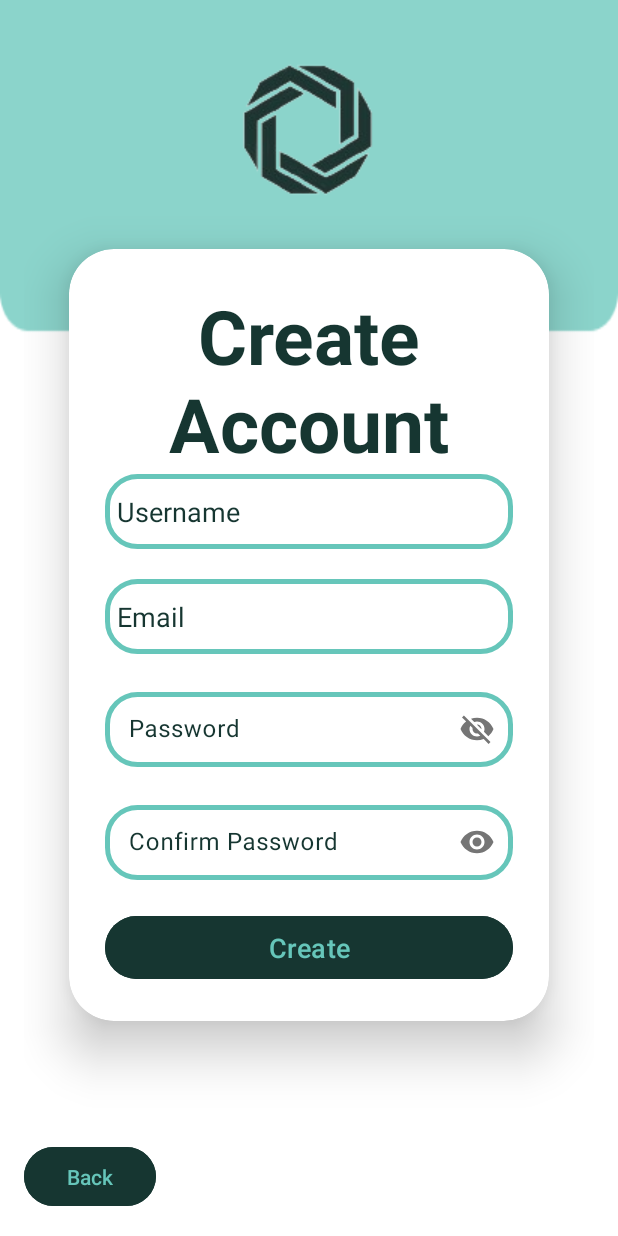
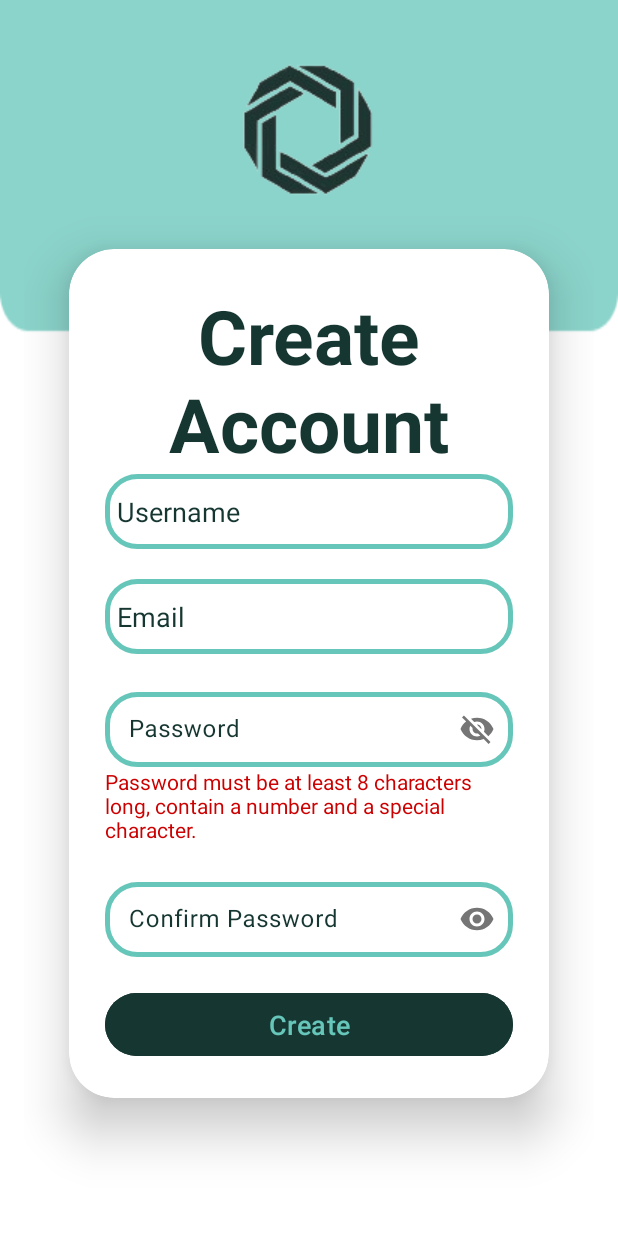
Before and after one commit to chessman25/Invento, an Android app: the MainActivity3 screen opened directly, with no data from a screen before it, after a tap on an icon or button, on a phone screen of 412 x 824 dp. Run offline under Robolectric (Android 15) with nearby library versions, the phone set to English and light mode, and no system bars.

Commit message:
Final Commit

```diff
--- a/app/src/main/java/com/example/inventoryorganizer/MainActivity3.java
+++ b/app/src/main/java/com/example/inventoryorganizer/MainActivity3.java
@@ -5,11 +5,22 @@ import android.os.Bundle;
 import androidx.activity.EdgeToEdge;
 import androidx.appcompat.app.AppCompatActivity;
 
+import android.text.Editable;
+import android.text.TextWatcher;
 import android.view.View;
 import android.widget.Button;
 import android.content.Intent;
+import android.widget.EditText;
+import android.widget.TextView;
 
 public class MainActivity3 extends AppCompatActivity {
+    private EditText etPassword;
+    private EditText etEmail;
+    private EditText etConfirmPassword;
+    private TextView tvConfirmPasswordWarning;
+    private TextView tvPasswordWarning;
+    private TextView tvEmailWarning;
+
 
     @Override
     protected void onCreate(Bundle savedInstanceState) {
@@ -19,6 +30,67 @@ public class MainActivity3 extends AppCompatActivity {
 
         Button backButton = findViewById(R.id.backBtn);
         Button confirmButton = findViewById(R.id.cBtn);
+
+        etEmail = findViewById(R.id.email);
+        etPassword = findViewById(R.id.pass);
+        tvPasswordWarning = findViewById(R.id.tv_password_warning);
+        tvEmailWarning = findViewById(R.id.tv_email_warning);
+        etConfirmPassword = findViewById(R.id.confirmPassword);
+        tvConfirmPasswordWarning = findViewById(R.id.tv_confirm_password_warning);
+
+        etEmail.addTextChangedListener(new TextWatcher() {
+            @Override
+            public void beforeTextChanged(CharSequence s, int start, int count, int after) {
+                // Not used
+            }
+
+            @Override
+            public void onTextChanged(CharSequence s, int start, int before, int count) {
+                validateEmail(s.toString());
+            }
+
+            @Override
+            public void afterTextChanged(Editable s) {
+                // Not used
+            }
+        });
+
+        etPassword.addTextChangedListener(new TextWatcher() {
+            @Override
+            public void beforeTextChanged(CharSequence s, int start, int count, int after) {
+                // Not used
+            }
+
+            @Override
+            public void onTextChanged(CharSequence s, int start, int before, int count) {
+                validatePassword(s.toString());
+                validateConfirmPassword(etPassword.getText().toString(), etConfirmPassword.getText().toString());
+            }
+
+            @Override
+            public void afterTextChanged(Editable s) {
+                // Not used
+            }
+        });
+        etConfirmPassword.addTextChangedListener(new TextWatcher() {
+            @Override
+            public void beforeTextChanged(CharSequence s, int start, int count, int after) {
+                // Not used
+            }
+
+            @Override
+            public void onTextChanged(CharSequence s, int start, int before, int count) {
+                validateConfirmPassword(etPassword.getText().toString(), s.toString());
+            }
+
+            @Override
+            public void afterTextChanged(Editable s) {
+                // Not used
+            }
+        });
+
+
+
 
         backButton.setOnClickListener(new View.OnClickListener(){
             @Override
@@ -36,4 +108,25 @@ public class MainActivity3 extends AppCompatActivity {
             }
         });
     }
-}
+    private void validateEmail(String email) {
+        if (!email.contains("@") || !android.util.Patterns.EMAIL_ADDRESS.matcher(email).matches()) {
+            tvEmailWarning.setVisibility(TextView.VISIBLE);
+        } else {
+            tvEmailWarning.setVisibility(TextView.GONE);
+        }
+    }
+    private void validatePassword(String password) {
+        if (password.length() < 8 || !password.matches(".*\\d.*") || !password.matches(".*[!@#$%^&*].*")) {
+            tvPasswordWarning.setVisibility(TextView.VISIBLE);
+        } else {
+            tvPasswordWarning.setVisibility(TextView.GONE);
+        }
+    }
+    private void validateConfirmPassword(String password, String confirmPassword) {
+        if (!password.equals(confirmPassword)) {
+            tvConfirmPasswordWarning.setVisibility(TextView.VISIBLE);
+        } else {
+            tvConfirmPasswordWarning.setVisibility(TextView.GONE);
+        }
+    }
+    }
--- /dev/null
+++ b/app/src/main/res/drawable/btn_press.xml
@@ -0,0 +1,5 @@
+<selector xmlns:android="http://schemas.android.com/apk/res/android">
+    <item android:drawable="@color/white" android:state_pressed="true" />
+    <item android:drawable="@color/black" android:state_focused="true" />
+    <item android:drawable="@color/darkGreen" />
+</selector>
--- a/app/src/main/res/drawable/btn_prss.xml
+++ b/app/src/main/res/drawable/item_press.xml
@@ -1,7 +1,7 @@
 <?xml version="1.0" encoding="utf-8"?>
 <selector xmlns:android="http://schemas.android.com/apk/res/android">
     <item android:state_pressed="true"
-    android:color="#FFFFFF"/>
+    android:color="#163631"/>
     <item android:state_focused="false"
-        android:color="#163631"/>
+        android:color="#66C6BA"/>
 </selector>
--- a/app/src/main/res/layout/activity_main3.xml
+++ b/app/src/main/res/layout/activity_main3.xml
@@ -71,6 +71,14 @@
             android:drawablePadding="8dp"
             android:padding="8dp"
             />
+                <TextView
+                    android:id="@+id/tv_email_warning"
+                    android:layout_width="match_parent"
+                    android:layout_height="wrap_content"
+                    android:textColor="@android:color/holo_red_dark"
+                    android:visibility="gone"
+                    android:text="Invalid email address." />
+
                 <com.google.android.material.textfield.TextInputLayout
                     android:layout_width="match_parent"
                     android:layout_height="wrap_content"
@@ -90,6 +98,13 @@
             android:drawablePadding="8dp"
             android:padding="8dp"
             />
+                    <TextView
+                        android:id="@+id/tv_password_warning"
+                        android:layout_width="match_parent"
+                        android:layout_height="wrap_content"
+                        android:textColor="@android:color/holo_red_dark"
+                        android:visibility="gone"
+                        android:text="Password must be at least 8 characters long, contain a number and a special character." />
                 </com.google.android.material.textfield.TextInputLayout>
 
                 <com.google.android.material.textfield.TextInputLayout
@@ -111,6 +126,13 @@
             android:drawablePadding="8dp"
             android:padding="8dp"
             />
+                    <TextView
+                        android:id="@+id/tv_confirm_password_warning"
+                        android:layout_width="match_parent"
+                        android:layout_height="wrap_content"
+                        android:textColor="@android:color/holo_red_dark"
+                        android:visibility="gone"
+                        android:text="Passwords do not match." />
                 </com.google.android.material.textfield.TextInputLayout>
 
         <Button
--- a/app/src/main/res/values/colors.xml
+++ b/app/src/main/res/values/colors.xml
@@ -4,4 +4,5 @@
     <color name="white">#FFFFFFFF</color>
     <color name="transparent">#00000000</color>
     <color name="lightBlue">#8BD4CB</color>
+    <color name="darkGreen">#163631</color>
 </resources>
--- a/app/src/main/res/values/themes.xml
+++ b/app/src/main/res/values/themes.xml
@@ -3,7 +3,8 @@
     <style name="Base.Theme.InventoryOrganizer" parent="Theme.Material3.DayNight.NoActionBar">
         <!-- Customize your light theme here. -->
         <!-- <item name="colorPrimary">@color/my_light_primary</item> -->
-        <item name="colorPrimary">@color/lightBlue</item>
+        <item name="colorPrimary">@color/darkGreen</item>
+        <item name="colorPrimaryVariant">@color/lightBlue</item>
     </style>
 
     <style name="Theme.InventoryOrganizer" parent="Base.Theme.InventoryOrganizer" />
```
Also changed, not shown: app/src/main/java/com/example/inventoryorganizer/MainActivity2.java (+35 -0 lines), app/src/main/res/layout/activity_main2.xml (+8 -0 lines).
